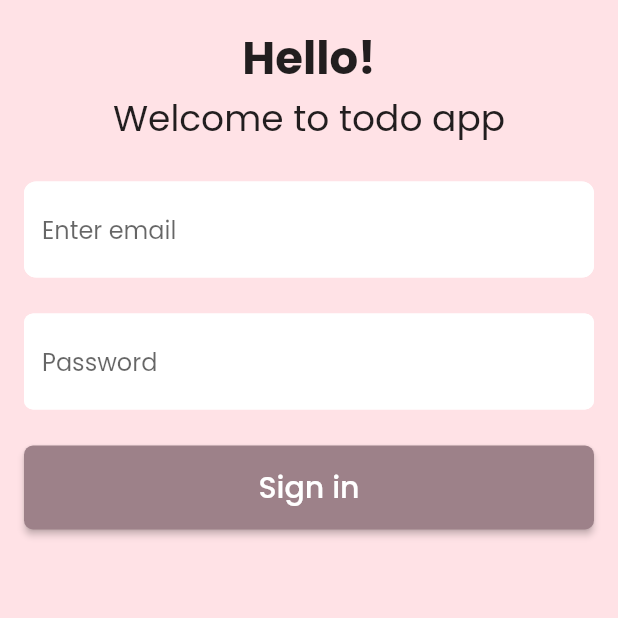
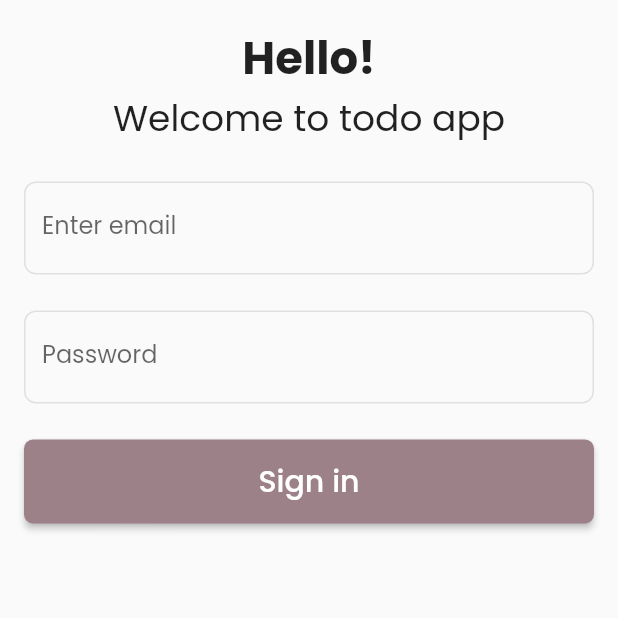
Before and after one commit to ReachPooja/todo, a Flutter app: the screen it shows after launch, on a phone screen of 412 x 824 dp, the top half of it. Run offline on Flutter 3.47's test engine with Material 2 defaults, Android fonts, the phone set to English and light mode, and no system bars; our stand-ins replace bloc, firebase_auth, flutter_bloc, formz, get_it, google_sign_in and 1 more; accounts and stored records are empty; generated files the repository leaves out were written again.

Commit message:
feat: email login ui

```diff
--- a/lib/src/auth/login/view/login_view.dart
+++ b/lib/src/auth/login/view/login_view.dart
@@ -1,14 +1,42 @@
 import 'package:flutter/material.dart';
 import 'package:todo/src/core/presentation/theme/app_colors.dart';
 
-class LoginView extends StatelessWidget {
+class LoginView extends StatefulWidget {
   const LoginView({super.key});
+
+  @override
+  State<LoginView> createState() => _LoginViewState();
+}
+
+class _LoginViewState extends State<LoginView> {
+  late FocusNode emailFocusNode;
+  late FocusNode passwordFocusNode;
+
+  @override
+  void initState() {
+    super.initState();
+    emailFocusNode = FocusNode()
+      ..addListener(() {
+        setState(() {});
+      });
+    passwordFocusNode = FocusNode()
+      ..addListener(() {
+        setState(() {});
+      });
+  }
+
+  @override
+  void dispose() {
+    super.dispose();
+    emailFocusNode.dispose();
+    passwordFocusNode.dispose();
+  }
 
   @override
   Widget build(BuildContext context) {
     return SafeArea(
       child: Scaffold(
-        backgroundColor: AppColors.primaryBackgroundColor,
+        // backgroundColor: AppColors.primaryBackgroundColor,
         body: Padding(
           padding: const EdgeInsets.all(16),
           child: Column(
@@ -31,21 +59,14 @@ class LoginView extends StatelessWidget {
                 height: 24,
               ),
               TextFormField(
+                focusNode: emailFocusNode,
+                cursorColor: AppColors.primaryColor,
                 decoration: InputDecoration(
-                  hintText: 'Enter email',
-                  filled: true,
-                  fillColor: Colors.white,
-                  enabledBorder: OutlineInputBorder(
-                    borderRadius: BorderRadius.circular(8),
-                    borderSide: const BorderSide(
-                      color: Colors.white,
-                    ),
-                  ),
-                  focusedBorder: OutlineInputBorder(
-                    borderRadius: BorderRadius.circular(8),
-                    borderSide: const BorderSide(
-                      color: Colors.white,
-                    ),
+                  labelText: 'Enter email',
+                  floatingLabelStyle: TextStyle(
+                    color: emailFocusNode.hasFocus
+                        ? AppColors.accentColor
+                        : Colors.grey,
                   ),
                 ),
               ),
@@ -53,21 +74,13 @@ class LoginView extends StatelessWidget {
                 height: 24,
               ),
               TextFormField(
+                focusNode: passwordFocusNode,
                 decoration: InputDecoration(
-                  hintText: 'Password',
-                  filled: true,
-                  fillColor: Colors.white,
-                  enabledBorder: OutlineInputBorder(
-                    borderRadius: BorderRadius.circular(6),
-                    borderSide: const BorderSide(
-                      color: Colors.white,
-                    ),
-                  ),
-                  focusedBorder: OutlineInputBorder(
-                    borderRadius: BorderRadius.circular(6),
-                    borderSide: const BorderSide(
-                      color: Colors.white,
-                    ),
+                  labelText: 'Password',
+                  floatingLabelStyle: TextStyle(
+                    color: passwordFocusNode.hasFocus
+                        ? AppColors.accentColor
+                        : Colors.grey,
                   ),
                 ),
               ),
```
